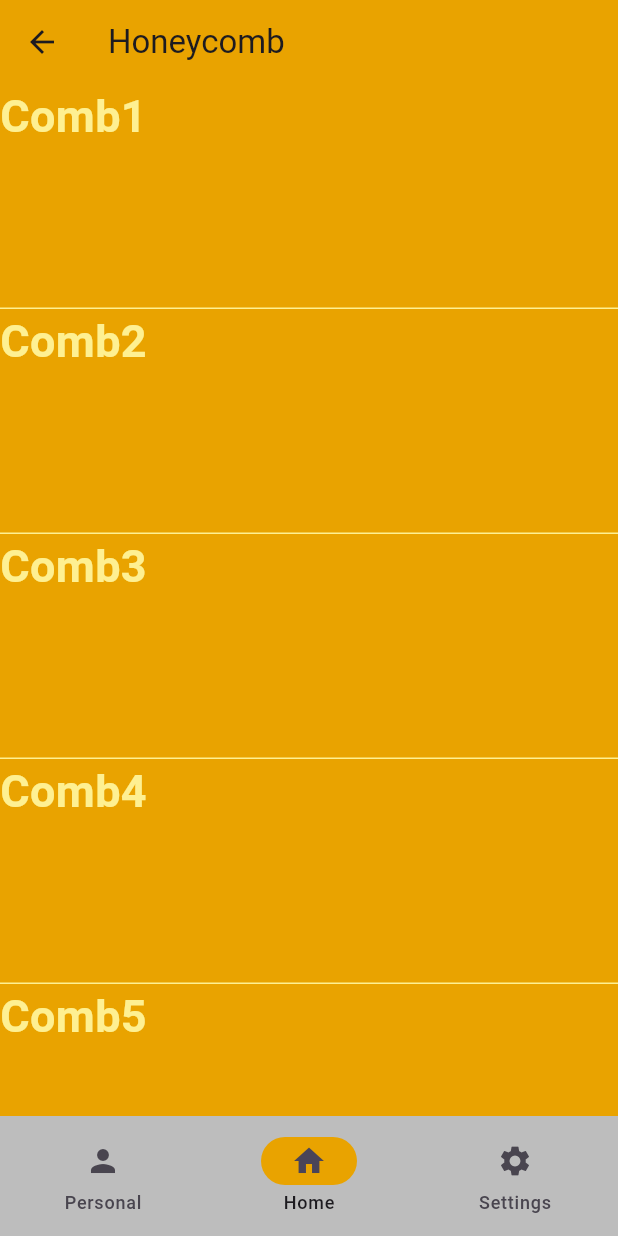
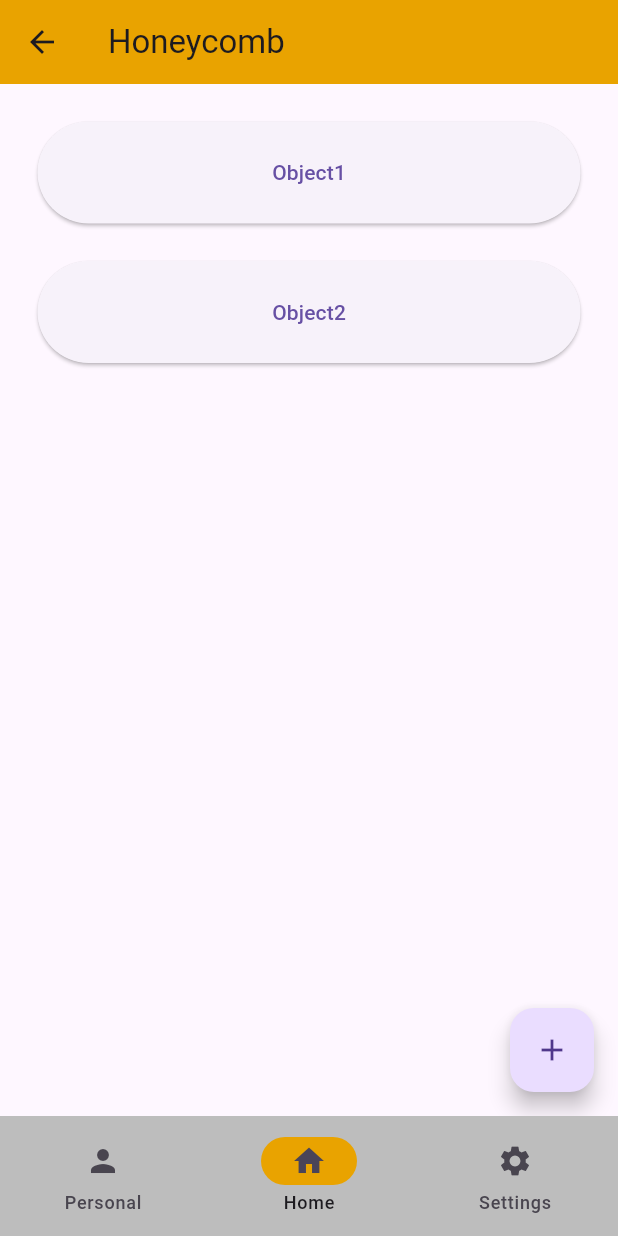
Before and after one commit to boroboro01/Honeycomb, a Flutter app: the ShelfScreen screen opened by its route, on a phone screen of 412 x 824 dp. Run offline on Flutter 3.47's test engine with Material 3 defaults, Android fonts, the phone set to English and light mode, and no system bars; our stand-ins replace cloud_firestore, firebase_auth, firebase_core, image_picker, modal_progress_hud_nsn; accounts and stored records are empty.

Commit message:
Create Honeycomb List Page

```diff
--- a/lib/components/honeycomb_list.dart
+++ b/lib/components/honeycomb_list.dart
@@ -1,40 +1,56 @@
-import 'package:comb/screeens/shelf_screen.dart';
+import 'package:comb/components/object_comb.dart';
 import 'package:flutter/material.dart';
 
-class honeycombList extends StatelessWidget {
-  const honeycombList({
-    super.key,
-  });
+class HoneycombList extends StatefulWidget {
+  const HoneycombList({super.key});
+
+  @override
+  State<HoneycombList> createState() => _HoneycombListState();
+}
+
+class _HoneycombListState extends State<HoneycombList> {
+  List objectList = [
+    ["Object1", true],
+    ["Object2", false],
+  ];
+
+  void createNewObject() {
+    showDialog(
+      context: context,
+      builder: (context) {
+        return const AlertDialog();
+      },
+    );
+  }
+
+  void checkBoxChanged(bool? value, int index) {
+    setState(() {});
+  }
 
   @override
   Widget build(BuildContext context) {
-    return SafeArea(
-      child: Column(
-        children: [
-          Expanded(
-            flex: 5,
-            child: ListView(
-              children: const [
-                Honeycomb(
-                  combName: 'Comb1',
-                ),
-                Honeycomb(
-                  combName: 'Comb2',
-                ),
-                Honeycomb(
-                  combName: 'Comb3',
-                ),
-                Honeycomb(
-                  combName: 'Comb4',
-                ),
-                Honeycomb(
-                  combName: 'Comb5',
-                ),
-              ],
-            ),
-          ),
-        ],
+    return Scaffold(
+      floatingActionButton: FloatingActionButton(
+        onPressed: () {
+          createNewObject;
+        },
+        child: const Icon(Icons.add),
+      ),
+      body: ListView.builder(
+        itemCount: objectList.length,
+        itemBuilder: (context, index) {
+          return Objectcomb(
+            objectName: objectList[index][0],
+            objectCompleted: objectList[index][1],
+            onPressed: (value) => checkBoxChanged(value, index),
+          );
+        },
       ),
     );
   }
 }
+
+// FloatingActionButton(
+//                   onPressed: () {},
+//                   child: const Icon(Icons.add),
+//                 ),
--- /dev/null
+++ b/lib/components/object_comb.dart
@@ -0,0 +1,38 @@
+import 'package:comb/constants.dart';
+import 'package:flutter/material.dart';
+
+class Objectcomb extends StatelessWidget {
+  Objectcomb({
+    super.key,
+    required this.objectName,
+    required this.objectCompleted,
+    required this.onPressed,
+  });
+
+  final String objectName;
+  final bool objectCompleted;
+  Function(bool?)? onPressed;
+
+  @override
+  Widget build(BuildContext context) {
+    return Padding(
+      padding: const EdgeInsets.only(
+        left: 25.0,
+        right: 25.0,
+        top: 25.0,
+      ),
+      child: Material(
+        borderRadius: BorderRadius.circular(8.0),
+        child: ElevatedButton(
+          style: ElevatedButton.styleFrom(
+            padding: const EdgeInsets.all(24.0),
+          ),
+          onPressed: () => onPressed,
+          child: Text(
+            objectName,
+          ),
+        ),
+      ),
+    );
+  }
+}
--- a/lib/screeens/shelf_screen.dart
+++ b/lib/screeens/shelf_screen.dart
@@ -54,7 +54,7 @@ class _ShelfScreenState extends State<ShelfScreen> {
       ),
       body: <Widget>[
         const PersonalPage(),
-        const honeycombList(),
+        const HoneycombList(),
         const Text('Settings Page'),
       ][currentPageIndex],
     );
```
Also changed, not shown: 11 other files.
